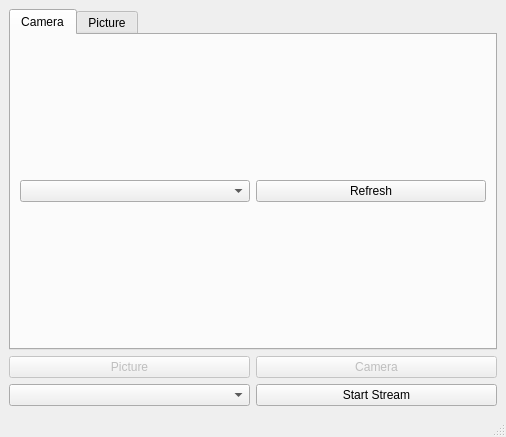
First picture: the form in src/gui/mainwindow.ui, repository david-polak/dslr-webcam, before the edit.
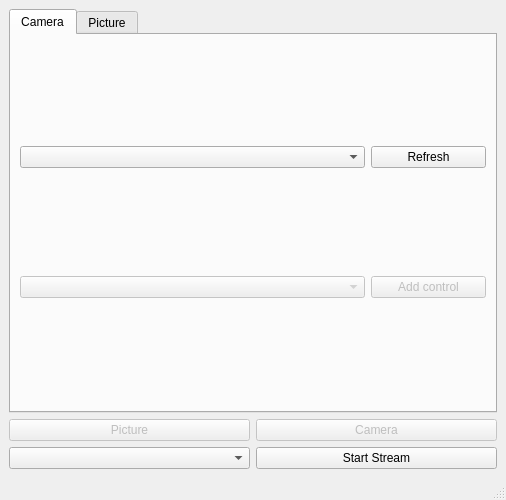
Second picture: the form after the edit.

Commit message: Fill camera widgets

What changed in the file:
```diff
--- a/src/gui/mainwindow.ui
+++ b/src/gui/mainwindow.ui
@@ -7,7 +7,7 @@
     <x>0</x>
     <y>0</y>
     <width>506</width>
-    <height>437</height>
+    <height>500</height>
    </rect>
   </property>
   <property name="windowTitle">
@@ -35,16 +35,41 @@
        </attribute>
        <layout class="QHBoxLayout" name="horizontalLayout_3">
         <item>
-         <layout class="QGridLayout" name="gridLayout" rowstretch="0" columnstretch="0,0">
-          <item row="0" column="1">
+         <layout class="QVBoxLayout" name="cameraVerticalLayout">
+          <item>
+           <layout class="QHBoxLayout" name="horizontalLayout_4" stretch="3,1">
+            <item>
+             <widget class="QComboBox" name="cameraBox"/>
+            </item>
+            <item>
            <widget class="QPushButton" name="refreshBtn">
             <property name="text">
              <string>Refresh</string>
             </property>
            </widget>
           </item>
-          <item row="0" column="0">
-           <widget class="QComboBox" name="cameraBox"/>
+           </layout>
+          </item>
+          <item>
+           <layout class="QHBoxLayout" name="horizontalLayout_5" stretch="3,1">
+            <item>
+             <widget class="QComboBox" name="selectWidgetBox">
+              <property name="enabled">
+               <bool>false</bool>
+              </property>
+             </widget>
+            </item>
+            <item>
+             <widget class="QPushButton" name="addWidgetBtn">
+              <property name="enabled">
+               <bool>false</bool>
+              </property>
+              <property name="text">
+               <string>Add control</string>
+              </property>
+             </widget>
+            </item>
+           </layout>
           </item>
          </layout>
         </item>
```
Lines whose indentation alone changed are shown as unchanged. The commit also changes 5 other files.
